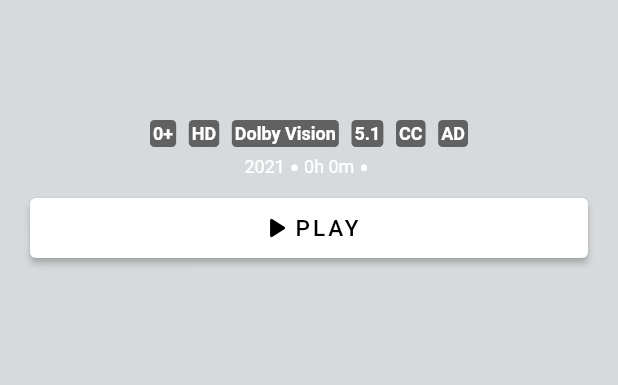
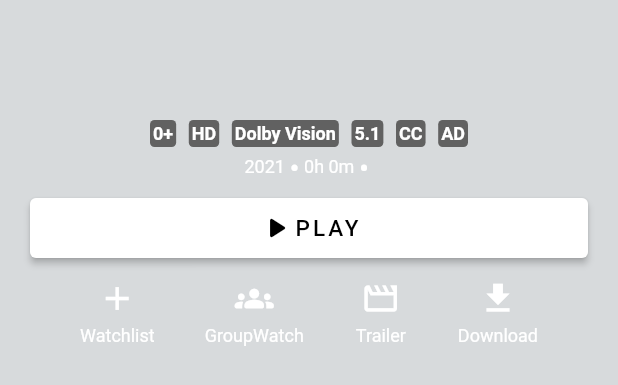
Before and after one commit to MHabib96/disney-plus, a Flutter app: the MovieScreen widget shown alone on an empty page, opened directly with empty values, on a phone screen of 412 x 824 dp. Shown: the top 385 px of the screen. Run offline on Flutter 3.47's test engine with Material 2 defaults, Android fonts, the phone set to English and light mode, and no system bars; our stand-ins replace bloc, carousel_slider, equatable, flutter_bloc, get_it.

Commit message:
Add movie utility buttons

```diff
--- a/lib/modules/movie/screens/movie_screen.dart
+++ b/lib/modules/movie/screens/movie_screen.dart
@@ -1,4 +1,5 @@
 import 'package:disney_plus/modules/movie/models/movie.dart';
+import 'package:disney_plus/widgets/movie_utility_buttons.dart';
 import 'package:disney_plus/widgets/movie_wallpaper.dart';
 import 'package:disney_plus/modules/movie/types/rating_type.dart';
 import 'package:disney_plus/widgets/movie_runtime_information.dart';
@@ -42,6 +43,8 @@ class MovieScreen extends StatelessWidget {
                 duration: movie.duration,
                 watched: movie.watched,
               ),
+              const SizedBox(height: 5),
+              const MovieUtilityButtons(),
             ],
           ),
         ),
--- /dev/null
+++ b/lib/widgets/movie_utility_buttons.dart
@@ -0,0 +1,48 @@
+import 'package:flutter/material.dart';
+
+class MovieUtilityButtons extends StatelessWidget {
+  const MovieUtilityButtons({Key? key}) : super(key: key);
+
+  @override
+  Widget build(BuildContext context) {
+    return Row(
+      mainAxisAlignment: MainAxisAlignment.spaceEvenly,
+      children: const [
+        _UtilityButton(icon: Icons.add, label: 'Watchlist'),
+        _UtilityButton(icon: Icons.groups_rounded, label: 'GroupWatch'),
+        _UtilityButton(icon: Icons.movie_creation_outlined, label: 'Trailer'),
+        _UtilityButton(icon: Icons.download, label: 'Download'),
+      ],
+    );
+  }
+}
+
+class _UtilityButton extends StatelessWidget {
+  final IconData icon;
+  final String label;
+
+  const _UtilityButton({required this.icon, required this.label});
+
+  @override
+  Widget build(BuildContext context) {
+    return GestureDetector(
+      onTap: () => print('tapped $label'),
+      child: Column(
+        children: [
+          Padding(
+            padding: const EdgeInsets.all(5),
+            child: Icon(
+              icon,
+              size: 26,
+              color: Colors.white,
+            ),
+          ),
+          Text(
+            label,
+            style: const TextStyle(fontSize: 12),
+          ),
+        ],
+      ),
+    );
+  }
+}
```
